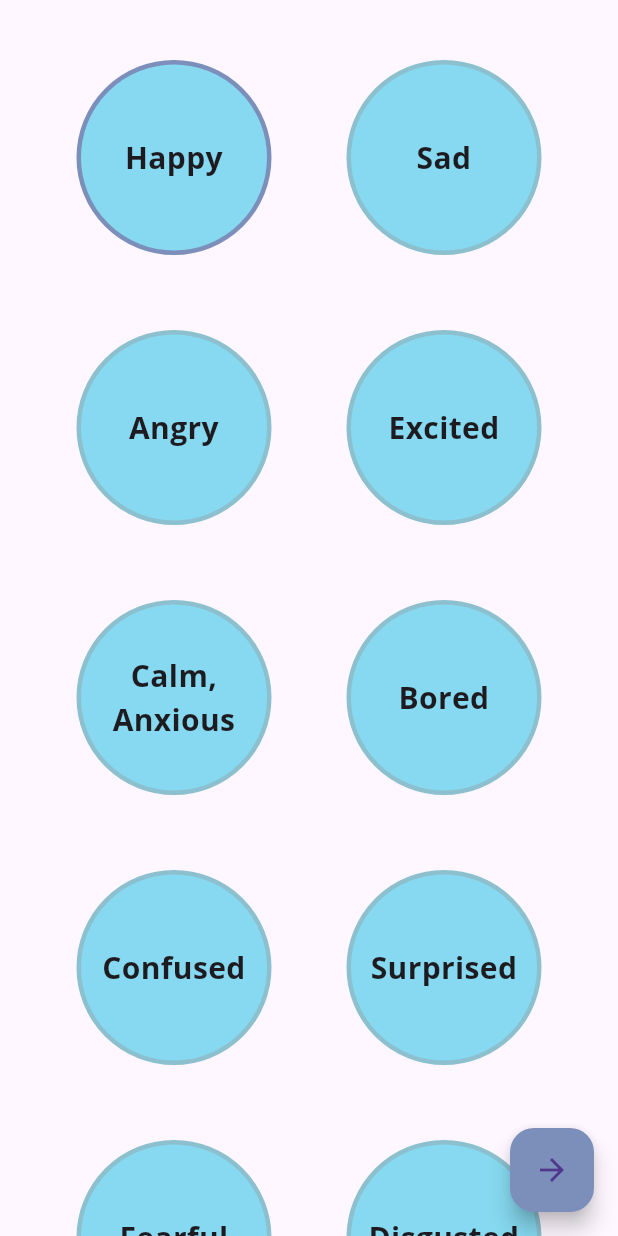
After one commit to ISIS3510-202520/Flutter, a Flutter app: the IdentifyEmotionsView screen opened directly, after a tap on "Happy", on a phone screen of 412 x 824 dp. The commit adds this screen. Run offline on Flutter 3.47's test engine with Material 3 defaults, Android fonts, the phone set to English and light mode, and no system bars; our stand-ins replace cloud_firestore, firebase_auth, firebase_core, flutter_dotenv, google_fonts; accounts and stored records are empty.

Commit message:
Feature/identify emotions #2 (#5)
* Fixed local errors (app now builds on emulated andr)

* empty files and directory structure

* Initial changes (some files for the view created)

* Basic view finished (emotions, select emotion, continue button)

* Identify emotions view finished

```diff
--- a/lib/app.dart
+++ b/lib/app.dart
@@ -1,5 +1,6 @@
 import 'package:flutter/material.dart';
 import 'package:google_fonts/google_fonts.dart';
+import 'package:here4u/mvvm/ui/view/Identify_emotions/Identify_emotions_view.dart';
 import 'package:here4u/mvvm/ui/view/auth/auth_view.dart';
 class App extends StatelessWidget {
   const App({super.key});
@@ -28,6 +29,11 @@ class App extends StatelessWidget {
         textTheme: GoogleFonts.openSansTextTheme(), // Apply Google Fonts Sans-serif
       ),
       home: const AuthView(),
+
+      // If you want to use IdentifyEmotionsView with its ViewModel, uncomment below
+
+      // home: const IdentifyEmotionsView(),
+
     );
   }
 }
--- /dev/null
+++ b/lib/mvvm/ui/view/Identify_emotions/Identify_emotions_view.dart
@@ -0,0 +1,85 @@
+import 'package:flutter/material.dart';
+import 'package:here4u/mvvm/ui/view_model/Identify_emotions_view_model.dart';
+import 'package:provider/provider.dart';
+
+class IdentifyEmotionsView extends StatelessWidget {
+  const IdentifyEmotionsView({super.key});
+
+  @override
+  Widget build(BuildContext context) {
+    final viewModel = context.watch<IdentifyEmotionsViewModel>();
+    final emotions = viewModel.emotions;
+
+    return Scaffold(
+      body: ScrollConfiguration(
+        behavior: ScrollConfiguration.of(context).copyWith(
+          scrollbars: false,
+          physics: const ClampingScrollPhysics(),
+          overscroll: false,
+        ),
+        child: SingleChildScrollView(
+          padding: const EdgeInsets.all(40),
+          child: Center(
+            child: Wrap(
+              spacing: 50,
+              runSpacing: 50,
+              children: _buildEmotionCircles(emotions, viewModel),
+            ),
+          ),
+        ),
+      ),
+      floatingActionButton: viewModel.selectedEmotion != null
+          ? FloatingActionButton(
+              backgroundColor: Color(0xFF7C8FBB),
+              onPressed: () {
+                // if (viewModel.confirmSelection()) {
+                //   Navigator.pushNamed(
+                //     context,
+                //     "/next",
+                //     arguments: viewModel.selectedEmotion,
+                //   );
+                // }
+              },
+              child: const Icon(Icons.arrow_forward),
+            )
+          : null,
+    );
+  }
+
+  List<Widget> _buildEmotionCircles(
+    List<String> emotions,
+    IdentifyEmotionsViewModel viewModel,
+  ) {
+    const double circleSize = 130;
+
+    return emotions.map((emotion) {
+      final isSelected = viewModel.selectedEmotion == emotion;
+
+      return GestureDetector(
+        onTap: () {
+          viewModel.selectEmotion(emotion);
+          print("Selected: $emotion");
+        },
+        child: Container(
+          width: circleSize,
+          height: circleSize,
+          decoration: BoxDecoration(
+            shape: BoxShape.circle,
+            color: Color(0xFF86D9F0),
+            border: Border.all(
+              color: isSelected ? const Color(0xFF7C8FBB) : Color(0xFF8CC0CF),
+              width: 3,
+            ),
+          ),
+          child: Center(
+            child: Text(
+              emotion,
+              textAlign: TextAlign.center,
+              style: const TextStyle(fontSize: 20, fontWeight: FontWeight.bold),
+            ),
+          ),
+        ),
+      );
+    }).toList();
+  }
+}
--- /dev/null
+++ b/lib/mvvm/ui/view_model/Identify_emotions_view_model.dart
@@ -0,0 +1,19 @@
+import 'package:flutter/foundation.dart';
+
+class IdentifyEmotionsViewModel extends ChangeNotifier {
+
+  final List<String> emotions = ["Happy", "Sad", "Angry", "Excited", "Calm, Anxious", "Bored", "Confused", "Surprised", "Fearful", "Disgusted", "Lonely", "Proud"];
+
+
+  String? selectedEmotion;
+
+  void selectEmotion(String emotion) {
+    selectedEmotion = emotion;
+    notifyListeners();
+  }
+
+  bool confirmSelection() {
+    if (selectedEmotion == null) return false;
+    return true;
+  }
+}
--- a/pubspec.yaml
+++ b/pubspec.yaml
@@ -30,6 +30,7 @@ environment:
 dependencies:
   flutter:
     sdk: flutter
+  provider: ^6.0.5
 
   # The following adds the Cupertino Icons font to your application.
   # Use with the CupertinoIcons class for iOS style icons.
```
Also changed, not shown: lib/main.dart (+11 -0 lines), lib/mvvm/data/repository/Identify_emotions_repository.dart (added), lib/mvvm/data/services/Identify_emotions_service.dart (added), pubspec.lock, 2 other files.
